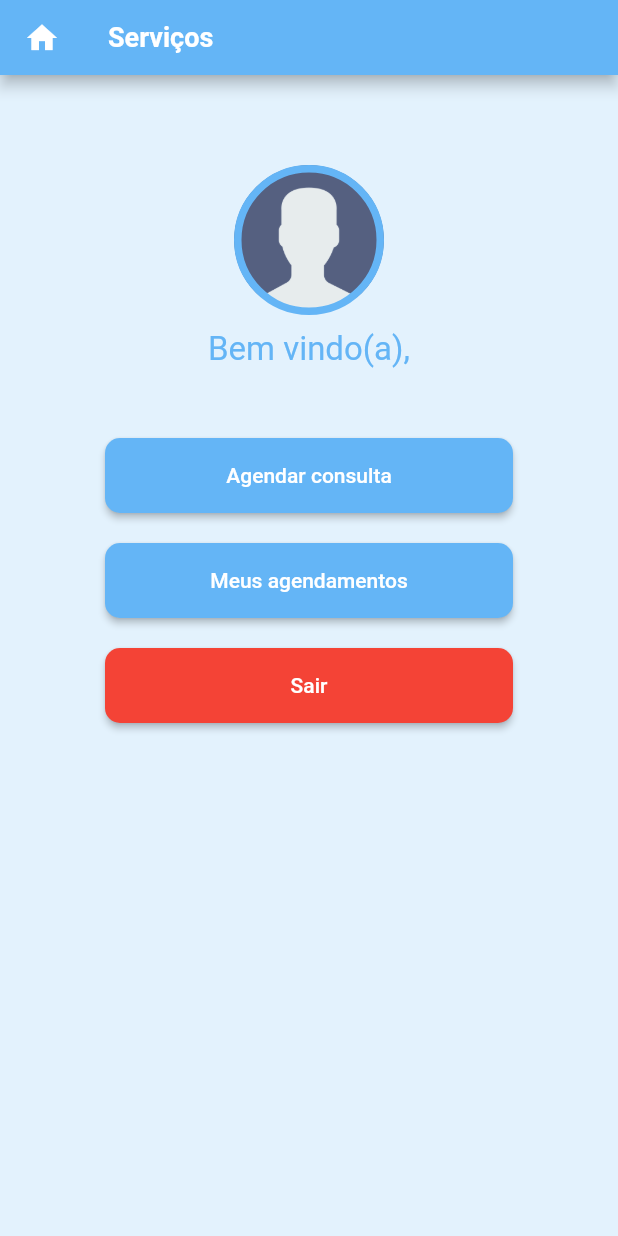
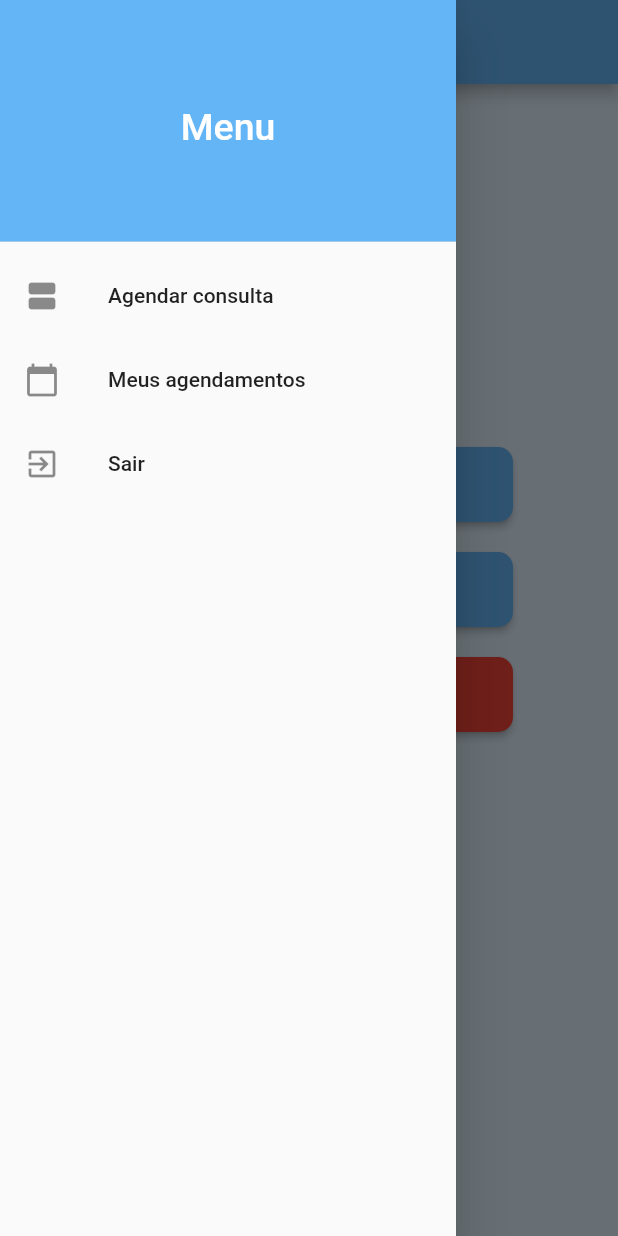
Before and after one commit to zepanzeri/app_telemedicina, a Flutter app: the TelaFuncionalidades screen opened directly with empty values, with the side drawer open (before the commit the screen has no drawer), on a phone screen of 412 x 824 dp. Run offline on Flutter 3.47's test engine with Material 2 defaults, Android fonts, the phone set to English and light mode, and no system bars; our stand-ins replace email_validator, flutter_datetime_picker; missing offline and left inert: expansion_card; Roboto replaces fonts that are missing (Sans Serif).

Commit message:
Implementação do appbar com drawer para navegação entre as telas pos login.

```diff
--- a/lib/telas/TelaFuncionalidades.dart
+++ b/lib/telas/TelaFuncionalidades.dart
@@ -1,6 +1,6 @@
 import 'package:app_telemedicina/telas/TelaCriarConta.dart';
-import 'package:app_telemedicina/widgets/app_bar_widget.dart';
 import 'package:app_telemedicina/widgets/avatar_widget.dart';
+import 'package:app_telemedicina/widgets/side_drawer_widget.dart';
 import 'package:flutter/material.dart';
 
 class TelaFuncionalidades extends StatelessWidget {
@@ -10,8 +10,15 @@ class TelaFuncionalidades extends StatelessWidget {
 
 
     return Scaffold(
-      appBar: PreferredSize(
-          preferredSize: Size.fromHeight(50), child: AppBarWidget('Serviços')),
+      drawer: SideDrawerWidget(),
+      appBar: AppBar(title: Text('', style: Theme.of(context).textTheme.headline1),
+      leading: Builder(
+        builder: (context)=>IconButton(
+        icon: Icon(Icons.menu),
+        color: Colors.white,
+        onPressed: () => Scaffold.of(context).openDrawer()),
+      ),
+      ),
       body: Center(
         child: Padding(
           padding: const EdgeInsets.all(60),
--- /dev/null
+++ b/lib/widgets/side_drawer_widget.dart
@@ -0,0 +1,40 @@
+import 'package:flutter/material.dart';
+
+class SideDrawerWidget extends StatelessWidget {
+  @override
+  Widget build(BuildContext context) {
+    return Drawer(
+      child: Column(
+        children:[
+          DrawerHeader(
+            child: Center(
+              child: Text(
+                'Menu',
+                textAlign: TextAlign.center,
+                style: TextStyle(color: Colors.white, fontSize: 25),
+              ),
+            ),
+            decoration: BoxDecoration(
+              color: Theme.of(context).primaryColor,
+            ),
+          ),
+          ListTile(
+            leading: Icon(Icons.view_agenda),
+            title: Text('Agendar consulta'),
+            onTap: () => {Navigator.pushNamed(context, '/tela_especialidades')},
+          ),
+          ListTile(
+            leading: Icon(Icons.calendar_today),
+            title: Text('Meus agendamentos'),
+            onTap: () => {Navigator.pushNamed(context, '/tela_agendamentos')},
+          ),
+          ListTile(
+            leading: Icon(Icons.exit_to_app),
+            title: Text('Sair'),
+            onTap: () => {Navigator.of(context).popUntil((route) => route.isFirst)},
+          ),
+        ],
+      ),
+    );
+  }
+}
--- a/pubspec.yaml
+++ b/pubspec.yaml
@@ -31,6 +31,7 @@ dependencies:
   expansion_card: ^0.1.0
   email_validator: '^1.0.6'
   flutter_datetime_picker: ^1.5.1
+  intl: ^0.17.0
 
 dev_dependencies:
   flutter_test:
```
Also changed, not shown: lib/telas/TelaAgendamentos.dart (+81 -13 lines), lib/telas/TelaEspecialidades.dart (+24 -8 lines), lib/telas/TelaLogin.dart (+14 -14 lines), lib/telas/TelaPrincipal.dart (+8 -0 lines), assets/images/logo.png (added), pubspec.lock.
